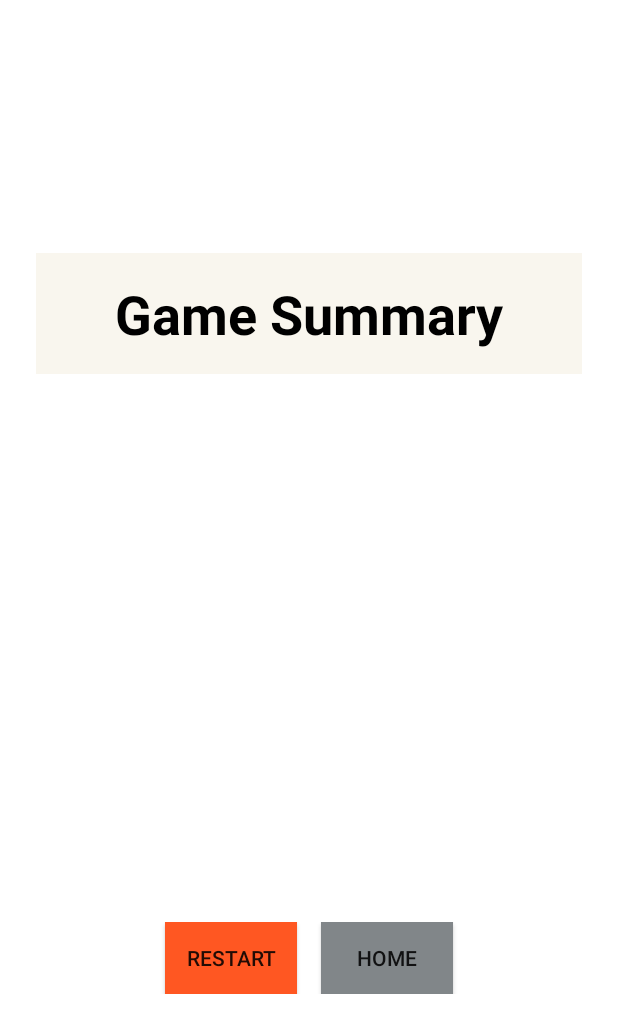
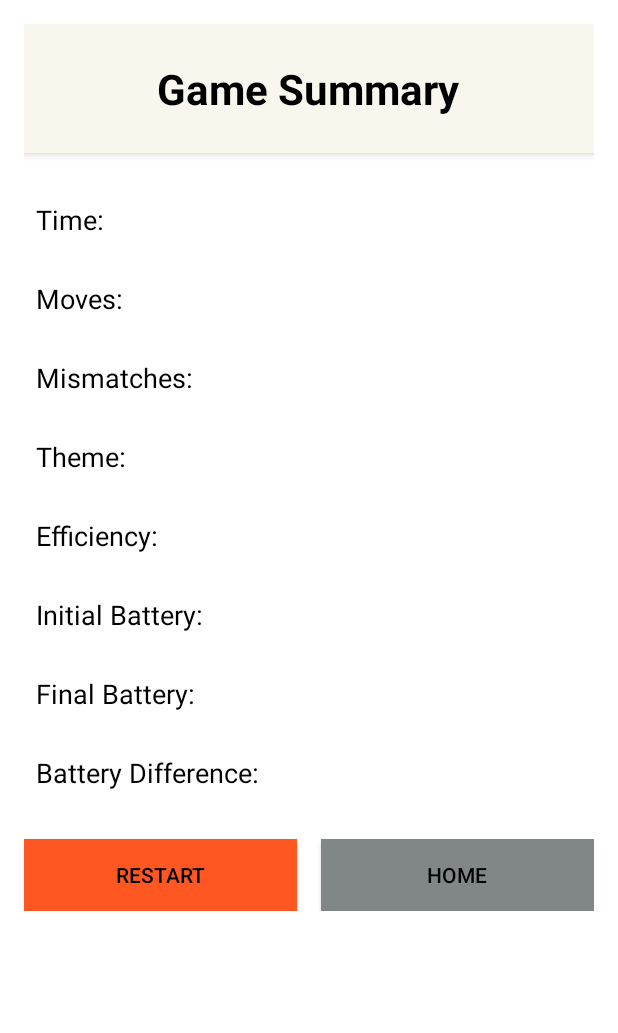
Before and after one commit to an-m1/EECS4443_MemoryGame, an Android app: the layout activity_game_summary.xml on its own in the app's theme, with its tools: preview values and no code run, on a phone screen of 412 x 824 dp. Shown: the top 1033 px of the screen. Run offline under Robolectric (Android 15) with nearby library versions, the phone set to English and light mode, and no system bars.

Commit message:
Change layout

```diff
--- a/MemoryCardGame/app/src/main/res/layout/activity_game_summary.xml
+++ b/MemoryCardGame/app/src/main/res/layout/activity_game_summary.xml
@@ -1,109 +1,146 @@
 <?xml version="1.0" encoding="utf-8"?>
-<LinearLayout xmlns:android="http://schemas.android.com/apk/res/android"
+<ScrollView
+    xmlns:android="http://schemas.android.com/apk/res/android"
     android:layout_width="match_parent"
     android:layout_height="match_parent"
-    android:orientation="vertical"
-    android:padding="16dp"
-    android:gravity="center"
     android:background="?attr/colorBackground">
-
-    <TextView
-        android:layout_width="match_parent"
-        android:layout_height="wrap_content"
-        android:layout_margin="8dp"
-        android:background="?attr/colorCard"
-        android:gravity="center"
-        android:padding="16dp"
-        android:text="Game Summary"
-        android:textColor="?attr/colorTextPrimary"
-        android:textSize="36dp"
-
-        android:textStyle="bold"
-        android:layout_marginBottom="32dp" />
-
-    <TextView
-        android:id="@+id/summaryTimeTextView"
-        android:layout_width="wrap_content"
-        android:layout_height="wrap_content"
-        android:layout_marginBottom="16dp"
-        android:textColor="?attr/colorTextPrimary"
-        android:textSize="18sp" />
-
-    <TextView
-        android:id="@+id/summaryMovesTextView"
-        android:layout_width="wrap_content"
-        android:layout_height="wrap_content"
-        android:textSize="18sp"
-        android:textColor="?attr/colorTextPrimary"
-        android:layout_marginBottom="16dp" />
-
-    <TextView
-        android:id="@+id/summaryMismatchesTextView"
-        android:layout_width="wrap_content"
-        android:layout_height="wrap_content"
-        android:textSize="18sp"
-        android:textColor="?attr/colorTextPrimary"
-        android:layout_marginBottom="16dp" />
-
-    <TextView
-        android:id="@+id/summaryThemeTextView"
-        android:layout_width="wrap_content"
-        android:layout_height="wrap_content"
-        android:textSize="18sp"
-        android:textColor="?attr/colorTextPrimary"
-        android:layout_marginBottom="16dp" />
-
-    <TextView
-        android:id="@+id/summaryEfficiencyTextView"
-        android:layout_width="wrap_content"
-        android:layout_height="wrap_content"
-        android:textSize="18sp"
-        android:textColor="?attr/colorTextPrimary"
-        android:layout_marginBottom="16dp" />
-
-    <TextView
-        android:id="@+id/summaryInitialBatteryTextView"
-        android:layout_width="wrap_content"
-        android:layout_height="wrap_content"
-        android:textSize="18sp"
-        android:textColor="?attr/colorTextPrimary"
-        android:layout_marginBottom="16dp"/>
-
-    <TextView
-        android:id="@+id/summaryFinalBatteryTextView"
-        android:layout_width="wrap_content"
-        android:layout_height="wrap_content"
-        android:textSize="18sp"
-        android:layout_marginBottom="16dp"/>
-
-    <TextView
-        android:id="@+id/summaryBatteryDifferenceTextView"
-        android:layout_width="wrap_content"
-        android:layout_height="wrap_content"
-        android:textSize="18sp"
-        android:layout_marginBottom="32dp"/>
-
 
     <LinearLayout
         android:layout_width="match_parent"
         android:layout_height="wrap_content"
+        android:orientation="vertical"
+        android:padding="16dp">
+
+        <!-- Header Card -->
+        <LinearLayout
+            android:layout_width="match_parent"
+            android:layout_height="wrap_content"
+            android:background="?attr/colorCard"
+            android:padding="24dp"
+            android:orientation="vertical"
+            android:elevation="4dp"
+            android:layout_marginBottom="24dp"
+            android:gravity="center">
+
+            <TextView
+                android:layout_width="wrap_content"
+                android:layout_height="wrap_content"
+                android:text="Game Summary"
+                android:textColor="?attr/colorTextPrimary"
+                android:textSize="28sp"
+                android:textStyle="bold"/>
+        </LinearLayout>
+
+        <!-- Summary Details -->
+        <TextView
+            android:id="@+id/summaryTimeTextView"
+            android:layout_width="match_parent"
+            android:layout_height="wrap_content"
+            android:text="Time: "
+            android:textSize="18sp"
+            android:textColor="?attr/colorTextPrimary"
+            android:padding="8dp"
+            android:layout_marginBottom="12dp"/>
+
+        <TextView
+            android:id="@+id/summaryMovesTextView"
+            android:layout_width="match_parent"
+            android:layout_height="wrap_content"
+            android:text="Moves: "
+            android:textSize="18sp"
+            android:textColor="?attr/colorTextPrimary"
+            android:padding="8dp"
+            android:layout_marginBottom="12dp"/>
+
+        <TextView
+            android:id="@+id/summaryMismatchesTextView"
+            android:layout_width="match_parent"
+            android:layout_height="wrap_content"
+            android:text="Mismatches: "
+            android:textSize="18sp"
+            android:textColor="?attr/colorTextPrimary"
+            android:padding="8dp"
+            android:layout_marginBottom="12dp"/>
+
+        <TextView
+            android:id="@+id/summaryThemeTextView"
+            android:layout_width="match_parent"
+            android:layout_height="wrap_content"
+            android:text="Theme: "
+            android:textSize="18sp"
+            android:textColor="?attr/colorTextPrimary"
+            android:padding="8dp"
+            android:layout_marginBottom="12dp"/>
+
+        <TextView
+            android:id="@+id/summaryEfficiencyTextView"
+            android:layout_width="match_parent"
+            android:layout_height="wrap_content"
+            android:text="Efficiency: "
+            android:textSize="18sp"
+            android:textColor="?attr/colorTextPrimary"
+            android:padding="8dp"
+            android:layout_marginBottom="12dp"/>
+
+        <TextView
+            android:id="@+id/summaryInitialBatteryTextView"
+            android:layout_width="match_parent"
+            android:layout_height="wrap_content"
+            android:text="Initial Battery: "
+            android:textSize="18sp"
+            android:textColor="?attr/colorTextPrimary"
+            android:padding="8dp"
+            android:layout_marginBottom="12dp"/>
+
+        <TextView
+            android:id="@+id/summaryFinalBatteryTextView"
+            android:layout_width="match_parent"
+            android:layout_height="wrap_content"
+            android:text="Final Battery: "
+            android:textSize="18sp"
+            android:textColor="?attr/colorTextPrimary"
+            android:padding="8dp"
+            android:layout_marginBottom="12dp"/>
+
+        <TextView
+            android:id="@+id/summaryBatteryDifferenceTextView"
+            android:layout_width="match_parent"
+            android:layout_height="wrap_content"
+            android:text="Battery Difference: "
+            android:textSize="18sp"
+            android:textColor="?attr/colorTextPrimary"
+            android:padding="8dp"
+            android:layout_marginBottom="24dp"/>
+
+        <!-- Button Section -->
+        <LinearLayout
+            android:layout_width="match_parent"
+            android:layout_height="wrap_content"
             android:orientation="horizontal"
-        android:gravity="center"
-        android:layout_marginTop="16dp">
+            android:gravity="center">
 
             <Button
                 android:id="@+id/summaryRestartButton"
-            android:layout_width="wrap_content"
+                android:layout_width="0dp"
                 android:layout_height="wrap_content"
+                android:layout_weight="1"
                 android:text="Restart"
                 android:background="?attr/colorButtonRestart"
-            android:layout_marginEnd="16dp" />
+                android:textColor="?attr/colorTextPrimary"
+                android:layout_marginEnd="8dp"
+                android:padding="12dp"/>
 
             <Button
                 android:id="@+id/summaryHomeButton"
-            android:layout_width="wrap_content"
+                android:layout_width="0dp"
                 android:layout_height="wrap_content"
+                android:layout_weight="1"
                 android:text="Home"
-            android:background="?attr/colorButtonMainMenu" />
+                android:background="?attr/colorButtonMainMenu"
+                android:textColor="?attr/colorTextPrimary"
+                android:layout_marginStart="8dp"
+                android:padding="12dp"/>
         </LinearLayout>
+
     </LinearLayout>
+</ScrollView>
```
Lines whose indentation alone changed are shown as unchanged.
